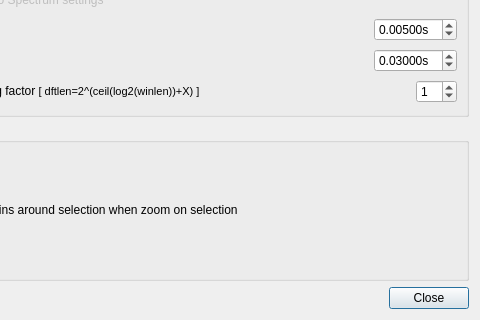
Before: the Qt Designer form src/gvspectrogramwdialogsettings.ui in gillesdegottex/dfasma, drawn with Qt 5; both pictures show x 95 to 575 and y 231 to 551 of the 575 by 551 pixel window.
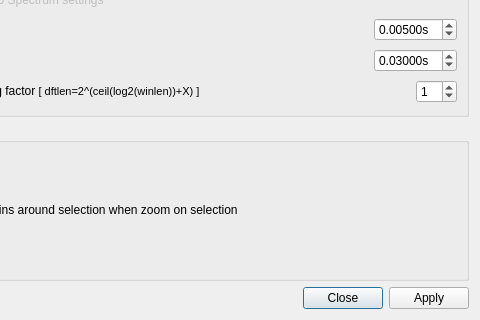
After: the same form once the commit is applied.

Diff of the .ui file:
```diff
--- a/src/gvspectrogramwdialogsettings.ui
+++ b/src/gvspectrogramwdialogsettings.ui
@@ -399,7 +399,10 @@
         <enum>Qt::Horizontal</enum>
        </property>
        <property name="standardButtons">
-        <set>QDialogButtonBox::Close</set>
+        <set>QDialogButtonBox::Apply|QDialogButtonBox::Close</set>
+       </property>
+       <property name="centerButtons">
+        <bool>false</bool>
        </property>
       </widget>
      </item>
```
